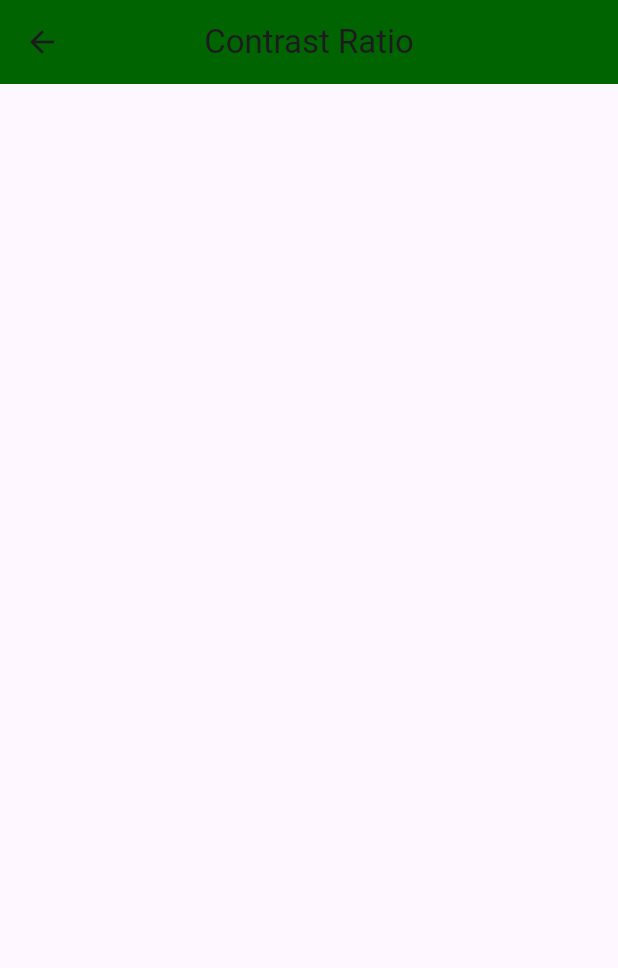
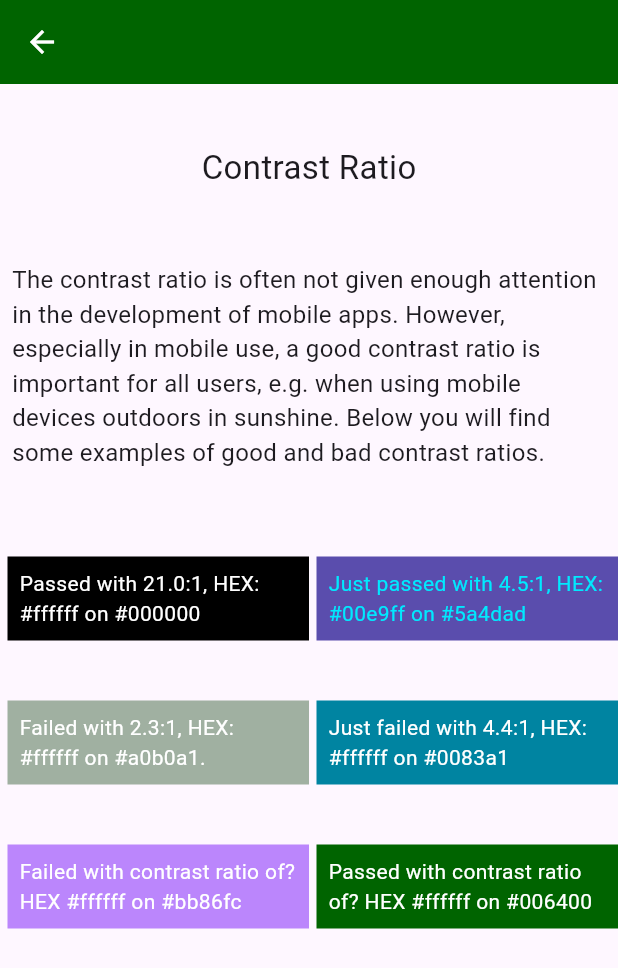
Before and after one commit to petra1/a_demonstration, a Flutter app: the ContrastRatio screen opened directly, on a phone screen of 412 x 824 dp. Shown: the top 968 px of the screen. Run offline on Flutter 3.47's test engine with Material 3 defaults, Android fonts, the phone set to English and light mode, and no system bars.

Commit message:
Added Navigation, all screens. contrast_ratio.dart has been layouted

```diff
--- a/lib/screens/alternative_text.dart
+++ b/lib/screens/alternative_text.dart
@@ -1,7 +1,7 @@
 import 'package:flutter/material.dart';
 
 class AlternativeText extends StatelessWidget {
-  const AlternativeText({Key? key}) : super(key: key);
+  const AlternativeText({super.key});
   @override
   Widget build(BuildContext context) {
     return Scaffold(
@@ -9,6 +9,7 @@ class AlternativeText extends StatelessWidget {
         title: const Text("Alternative Text"),
         centerTitle: true,
         backgroundColor: const Color.fromARGB(255, 0, 100, 0),
+        iconTheme: const IconThemeData(color: Colors.white),
       ),
 
     );
--- a/lib/screens/contact_privacy.dart
+++ b/lib/screens/contact_privacy.dart
@@ -1,7 +1,7 @@
 import 'package:flutter/material.dart';
 
 class ContactPrivacy extends StatelessWidget {
-  const ContactPrivacy({Key? key}) : super(key: key);
+  const ContactPrivacy({super.key});
   @override
   Widget build(BuildContext context) {
     return Scaffold(
@@ -9,6 +9,7 @@ class ContactPrivacy extends StatelessWidget {
         title: const Text("Contact & Privacy"),
         centerTitle: true,
         backgroundColor: const Color.fromARGB(255, 0, 100, 0),
+        iconTheme: const IconThemeData(color: Colors.white),
       ),
 
     );
--- a/lib/screens/contrast_ratio.dart
+++ b/lib/screens/contrast_ratio.dart
@@ -1,16 +1,148 @@
 import 'package:flutter/material.dart';
 
 class ContrastRatio extends StatelessWidget {
-  const ContrastRatio({Key? key}) : super(key: key);
+  const ContrastRatio({super.key});
   @override
   Widget build(BuildContext context) {
     return Scaffold(
       appBar: AppBar(
-        title: const Text("Contrast Ratio"),
-        centerTitle: true,
         backgroundColor: const Color.fromARGB(255, 0, 100, 0),
+        iconTheme: const IconThemeData(color: Colors.white),
       ),
+      body: Container(
+        child: Column(
+          children: [
+            const SizedBox(height: 40,),
+            Center(
+              child: Semantics(
+                header: true,
+                  child:
+                  const Text("Contrast Ratio",
+                  style: TextStyle(fontSize: 22), ),
+              ),
+            ),
+            const SizedBox(
+              height: 40,
+            ),
+            const Padding(
+              padding: EdgeInsets.all(8.0),
+              child: Align(
+                alignment: Alignment.centerLeft,
+                  child: Text("The contrast ratio is often not given enough attention in the development of mobile apps. However, especially in mobile use, a good contrast ratio is important for all users, e.g. when using mobile devices outdoors in sunshine. Below you will find some examples of good and bad contrast ratios.",
+                  style: TextStyle(fontSize: 16),),
+              ),
+            ),
+            const SizedBox(
+              height: 50,
+            ),
+            Row(
+              children: [
+                const SizedBox(
+                  width: 5,
+                ),
+                Expanded(
+                  child: Container(
+                    color: Colors.black,
+                    child: const Padding(
+                      padding: EdgeInsets.all(8.0),
+                      child: Text("Passed with 21.0:1, HEX: #ffffff on #000000",
+                        style: TextStyle(color: Colors.white),
+                      ),
+                    ),
 
+                  ),
+
+                ),
+                const SizedBox(
+                  width: 5,
+                ),
+                Expanded(
+                    child: Container(
+                      color: const Color.fromARGB(255, 90,77, 173),
+                      child: const Padding(
+                        padding: EdgeInsets.all(8.0),
+                        child: Text("Just passed with 4.5:1, HEX: #00e9ff on #5a4dad",
+                            style: TextStyle(color: Color.fromARGB(255, 0, 233, 255))
+                        ),
+                      ),
+                    )
+                ),
+              ],
+            ),
+            const SizedBox(
+              height: 40,
+            ),
+            Row(
+              children: [
+                const SizedBox(
+                  width: 5,
+                ),
+                Expanded(
+                  child: Container(
+                    color: const Color.fromARGB(255, 160,176, 161),
+                    child: const Padding(
+                      padding: EdgeInsets.all(8.0),
+                      child: Text("Failed with 2.3:1, HEX: #ffffff on #a0b0a1.",
+                        style: TextStyle(color: Colors.white)
+                            ),
+                    ),
+                )
+                ),
+                 const SizedBox(
+                  width: 5,
+                ),
+                Expanded(
+                    child: Container(
+                      color: const Color.fromARGB(255, 0,132, 161),
+                      child: const Padding(
+                        padding: EdgeInsets.all(8.0),
+                        child: Text("Just failed with 4.4:1, HEX: #ffffff on #0083a1",
+                            style: TextStyle(color: Colors.white)
+                        ),
+                      ),
+                    )
+                ),
+              ],
+            ),
+            const SizedBox(
+              height: 40,
+            ),
+             Row(
+
+              children: [
+                const SizedBox(
+                  width: 5,
+                ),
+                Expanded(
+                    child: Container(
+                      color: const Color.fromARGB(255, 187,134, 252),
+                      child: const Padding(
+                        padding: EdgeInsets.all(8.0),
+                        child: Text("Failed with contrast ratio of? HEX #ffffff on #bb86fc ",
+                            style: TextStyle(color: Colors.white)
+                        ),
+                      ),
+                    )
+                ),
+                const SizedBox(
+                  width: 5,
+                ),
+                Expanded(
+                    child: Container(
+                      color: const Color.fromARGB(255, 0,100, 0),
+                      child: const Padding(
+                        padding: EdgeInsets.all(8.0),
+                        child: Text("Passed with contrast ratio of? HEX #ffffff on #006400 ",
+                            style: TextStyle(color: Colors.white)
+                        ),
+                      ),
+                    )
+                ),
+              ],
+            ),
+          ],
+        ),
+      ),
     );
   }
 }
--- a/lib/screens/edit_fields.dart
+++ b/lib/screens/edit_fields.dart
@@ -1,7 +1,7 @@
 import 'package:flutter/material.dart';
 
 class EditFields extends StatelessWidget {
-  const EditFields({Key? key}) : super(key: key);
+  const   EditFields({super.key});
   @override
   Widget build(BuildContext context) {
     return Scaffold(
@@ -9,8 +9,8 @@ class EditFields extends StatelessWidget {
         title: const Text("Edit Fields"),
         centerTitle: true,
         backgroundColor: const Color.fromARGB(255, 0, 100, 0),
+        iconTheme: const IconThemeData(color: Colors.white),
       ),
-
     );
   }
 }
--- a/lib/screens/headings.dart
+++ b/lib/screens/headings.dart
@@ -1,7 +1,7 @@
 import 'package:flutter/material.dart';
 
 class Headings extends StatelessWidget {
-  const Headings({Key? key}) : super(key: key);
+  const Headings({super.key});
   @override
   Widget build(BuildContext context) {
     return Scaffold(
@@ -9,6 +9,7 @@ class Headings extends StatelessWidget {
         title: const Text("Headings"),
         centerTitle: true,
         backgroundColor: const Color.fromARGB(255, 0, 100, 0),
+        iconTheme: const IconThemeData(color: Colors.white),
       ),
 
     );
--- a/lib/screens/help.dart
+++ b/lib/screens/help.dart
@@ -1,7 +1,7 @@
 import 'package:flutter/material.dart';
 
 class Help extends StatelessWidget {
-  const Help({Key? key}) : super(key: key);
+  const Help({super.key});
   @override
   Widget build(BuildContext context) {
     return Scaffold(
@@ -9,6 +9,7 @@ class Help extends StatelessWidget {
         title: const Text("Help"),
         centerTitle: true,
         backgroundColor: const Color.fromARGB(255, 0, 100, 0),
+        iconTheme: const IconThemeData(color: Colors.white),
       ),
 
     );
--- a/lib/screens/image_buttons.dart
+++ b/lib/screens/image_buttons.dart
@@ -1,12 +1,13 @@
 import 'package:flutter/material.dart';
 
 class ImageButtons extends StatelessWidget {
-  const ImageButtons({Key? key}) : super(key: key);
+  const ImageButtons({super.key});
   @override
   Widget build(BuildContext context) {
     return Scaffold(
       appBar: AppBar(
         backgroundColor: const Color.fromARGB(255, 0, 100, 0),
+        iconTheme: const IconThemeData(color: Colors.white),
       ),
       body: Column(
         children: [
@@ -15,7 +16,7 @@ class ImageButtons extends StatelessWidget {
             child: Semantics (
               header: true,
               child: const Text("Image buttons",
-                textScaleFactor: 2.0,  ),
+                style: TextStyle(fontSize: 22),  ),
             ),
           ),
           const SizedBox(height: 20,),
--- a/lib/screens/tab_order.dart
+++ b/lib/screens/tab_order.dart
@@ -1,7 +1,7 @@
 import 'package:flutter/material.dart';
 
 class TabOrder extends StatelessWidget {
-  const TabOrder({Key? key}) : super(key: key);
+  const TabOrder({super.key});
   @override
   Widget build(BuildContext context) {
     return Scaffold(
@@ -9,6 +9,8 @@ class TabOrder extends StatelessWidget {
         title: const Text("Tab order"),
         centerTitle: true,
         backgroundColor: const Color.fromARGB(255, 0, 100, 0),
+        iconTheme: const IconThemeData(color: Colors.white),
+
       ),
 
     );
```
Also changed, not shown: lib/main.dart (+12 -5 lines), lib/navbar.dart (+7 -5 lines).
